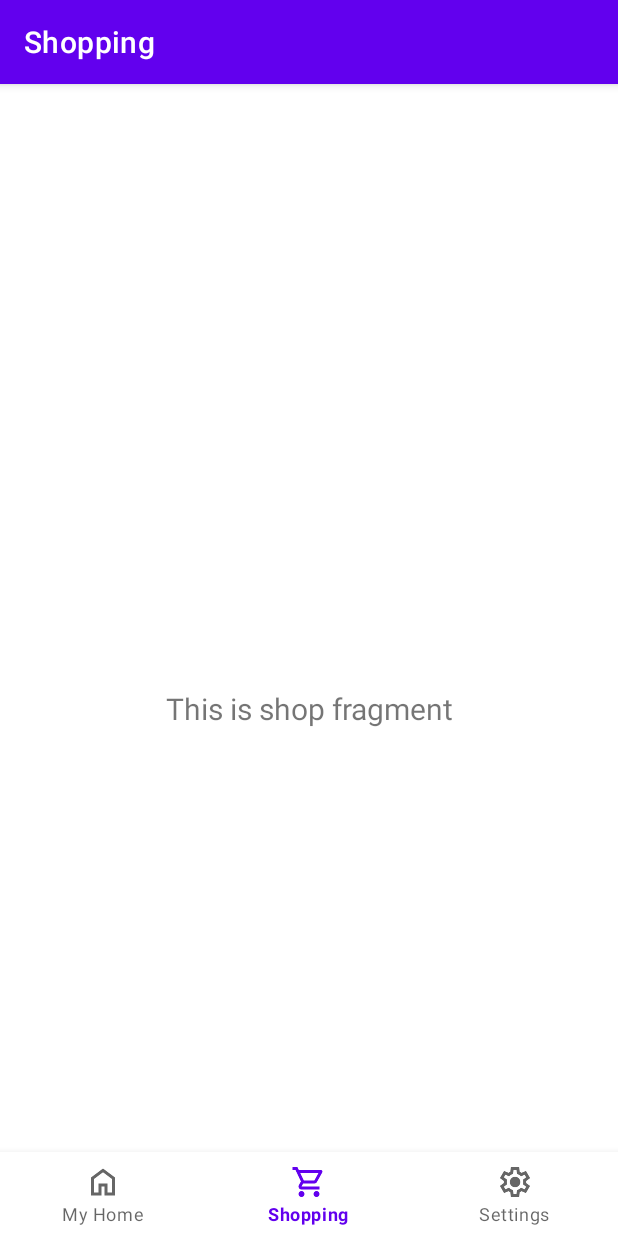
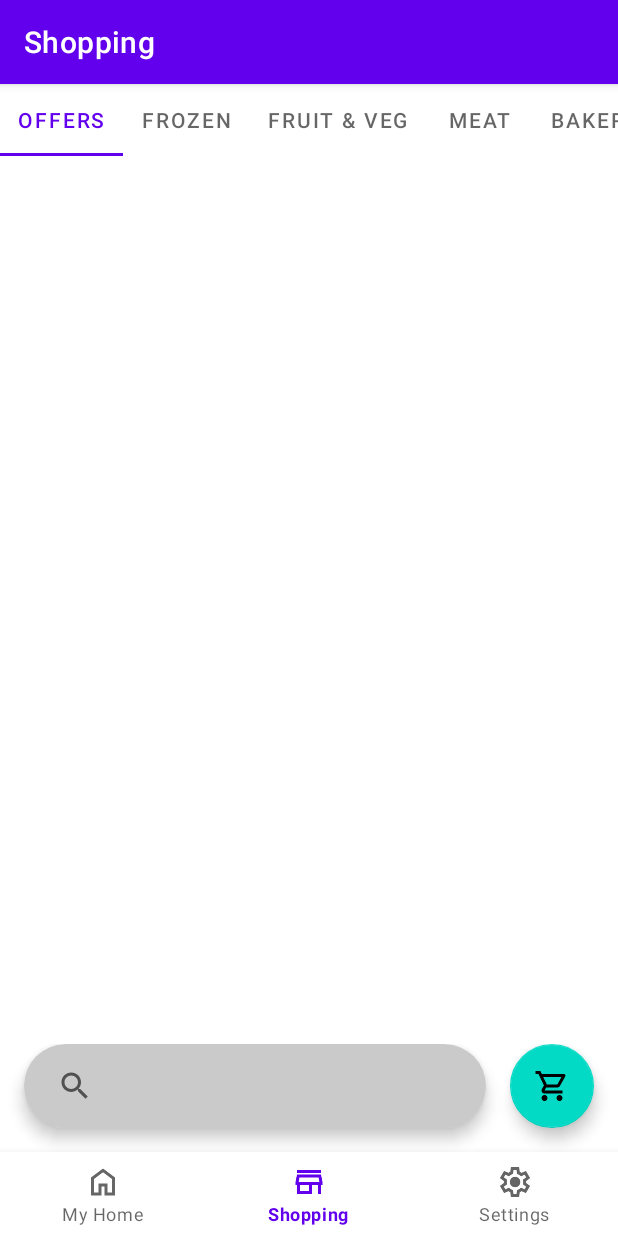
Before and after one commit to SEPP-SSH/Shared-Groceries, an Android app: the ShopFragment screen opened through its navigation route, on a phone screen of 412 x 824 dp. Run offline under Robolectric (Android 15) with nearby library versions, the phone set to English and light mode, and no system bars; our stand-ins replace navigation-ui.

Commit message:
Added to UI
Added some new UI components for the grocery item browsing and trolley

```diff
--- a/Android/app/src/main/java/uk/co/xeiverse/ssh/ui/shop/ShopFragment.java
+++ b/Android/app/src/main/java/uk/co/xeiverse/ssh/ui/shop/ShopFragment.java
@@ -4,11 +4,15 @@ import android.os.Bundle;
 import android.view.LayoutInflater;
 import android.view.View;
 import android.view.ViewGroup;
+import android.widget.SearchView;
 import android.widget.TextView;
 
 import androidx.annotation.NonNull;
 import androidx.fragment.app.Fragment;
 import androidx.lifecycle.ViewModelProvider;
+
+import com.google.android.material.floatingactionbutton.FloatingActionButton;
+import com.google.android.material.tabs.TabLayout;
 
 import uk.co.xeiverse.ssh.databinding.FragmentShopBinding;
 
@@ -24,8 +28,32 @@ public class ShopFragment extends Fragment {
         binding = FragmentShopBinding.inflate(inflater, container, false);
         View root = binding.getRoot();
 
-        final TextView textView = binding.textShop;
-        shopViewModel.getText().observe(getViewLifecycleOwner(), textView::setText);
+        TabLayout tabLayout = binding.tabLayout;
+
+        String[] categories = {"OFFERS", "FROZEN", "FRUIT & VEG", "MEAT", "BAKERY", "DAIRY", "CLEANING", "PASTA & RICE"};
+
+        for (String category : categories) {
+            tabLayout.addTab(tabLayout.newTab().setText(category));
+        }
+
+        FloatingActionButton fab = binding.viewTrolleyIcon;
+        SearchView searchView = binding.searchView;
+
+        searchView.setOnSearchClickListener(new View.OnClickListener() {
+            @Override
+            public void onClick(View view) {
+                fab.setVisibility(View.GONE);
+            }
+        });
+
+        searchView.setOnCloseListener(new SearchView.OnCloseListener() {
+            @Override
+            public boolean onClose() {
+                fab.setVisibility(View.VISIBLE);
+                return false;
+            }
+        });
+
         return root;
     }
 
--- /dev/null
+++ b/Android/app/src/main/res/drawable/myrect.xml
@@ -0,0 +1,6 @@
+<!-- res/drawable/myrect.xml -->
+<shape xmlns:android="http://schemas.android.com/apk/res/android"
+    android:shape="rectangle">
+    <solid android:color="#CACACA" />
+    <corners android:radius="28dp" />
+</shape>
--- a/Android/app/src/main/res/layout/activity_main.xml
+++ b/Android/app/src/main/res/layout/activity_main.xml
@@ -1,21 +1,17 @@
 <?xml version="1.0" encoding="utf-8"?>
-<androidx.constraintlayout.widget.ConstraintLayout xmlns:android="http://schemas.android.com/apk/res/android"
+<RelativeLayout
+    xmlns:android="http://schemas.android.com/apk/res/android"
     xmlns:app="http://schemas.android.com/apk/res-auto"
     android:id="@+id/container"
     android:layout_width="match_parent"
-    android:layout_height="match_parent"
-    android:paddingTop="?attr/actionBarSize">
+    android:layout_height="match_parent">
 
     <com.google.android.material.bottomnavigation.BottomNavigationView
         android:id="@+id/nav_view"
-        android:layout_width="0dp"
         android:layout_height="wrap_content"
-        android:layout_marginStart="0dp"
-        android:layout_marginEnd="0dp"
+        android:layout_width="match_parent"
+        android:layout_alignParentBottom="true"
         android:background="?android:attr/windowBackground"
-        app:layout_constraintBottom_toBottomOf="parent"
-        app:layout_constraintLeft_toLeftOf="parent"
-        app:layout_constraintRight_toRightOf="parent"
         app:menu="@menu/bottom_nav_menu" />
 
     <fragment
@@ -23,11 +19,8 @@
         android:name="androidx.navigation.fragment.NavHostFragment"
         android:layout_width="match_parent"
         android:layout_height="match_parent"
+        android:layout_above="@id/nav_view"
         app:defaultNavHost="true"
-        app:layout_constraintBottom_toTopOf="@id/nav_view"
-        app:layout_constraintLeft_toLeftOf="parent"
-        app:layout_constraintRight_toRightOf="parent"
-        app:layout_constraintTop_toTopOf="parent"
         app:navGraph="@navigation/mobile_navigation" />
 
-</androidx.constraintlayout.widget.ConstraintLayout>
+</RelativeLayout>
--- a/Android/app/src/main/res/layout/fragment_shop.xml
+++ b/Android/app/src/main/res/layout/fragment_shop.xml
@@ -1,22 +1,58 @@
 <?xml version="1.0" encoding="utf-8"?>
-<androidx.constraintlayout.widget.ConstraintLayout xmlns:android="http://schemas.android.com/apk/res/android"
+<RelativeLayout
+    xmlns:android="http://schemas.android.com/apk/res/android"
     xmlns:app="http://schemas.android.com/apk/res-auto"
     xmlns:tools="http://schemas.android.com/tools"
     android:layout_width="match_parent"
     android:layout_height="match_parent"
     tools:context=".ui.shop.ShopFragment">
 
-    <TextView
-        android:id="@+id/text_shop"
+    <com.google.android.material.tabs.TabLayout
+        android:id="@+id/tabLayout"
         android:layout_width="match_parent"
         android:layout_height="wrap_content"
-        android:layout_marginStart="8dp"
-        android:layout_marginTop="8dp"
-        android:layout_marginEnd="8dp"
-        android:textAlignment="center"
-        android:textSize="20sp"
-        app:layout_constraintBottom_toBottomOf="parent"
-        app:layout_constraintEnd_toEndOf="parent"
-        app:layout_constraintStart_toStartOf="parent"
-        app:layout_constraintTop_toTopOf="parent" />
-</androidx.constraintlayout.widget.ConstraintLayout>
+        android:layout_alignParentTop="true"
+        app:tabMode="scrollable" />
+
+    <androidx.viewpager2.widget.ViewPager2
+        android:id="@+id/viewPager"
+        android:layout_below="@id/tabLayout"
+        android:layout_alignParentStart="true"
+        android:layout_alignParentBottom="true"
+        android:layout_alignParentEnd="true"
+        android:layout_width="match_parent"
+        android:layout_height="match_parent"/>
+
+    <LinearLayout
+        android:layout_alignParentStart="true"
+        android:layout_alignParentEnd="true"
+        android:layout_alignParentBottom="true"
+        android:layout_width="0dp"
+        android:weightSum="10"
+        android:layout_height="wrap_content">
+
+        <SearchView
+            android:id="@+id/searchView"
+            android:layout_marginStart="16dp"
+            android:layout_marginBottom="16dp"
+            android:layout_marginEnd="16dp"
+            android:layout_width="wrap_content"
+            android:layout_height="56dp"
+            android:padding="10dp"
+            android:layout_weight="10"
+            android:elevation="6dp"
+            android:background="@drawable/myrect" />
+
+        <com.google.android.material.floatingactionbutton.FloatingActionButton
+            android:id="@+id/viewTrolleyIcon"
+            android:layout_width="56dp"
+            android:layout_height="56dp"
+            android:layout_weight="1"
+            android:visibility="visible"
+            android:contentDescription="TODO"
+            android:layout_marginEnd="16dp"
+            android:layout_marginBottom="16dp"
+            android:src="@drawable/ic_trolley_black_24"/>
+
+    </LinearLayout>
+</RelativeLayout>
--- a/Android/app/src/main/res/navigation/mobile_navigation.xml
+++ b/Android/app/src/main/res/navigation/mobile_navigation.xml
@@ -15,11 +15,11 @@
         android:id="@+id/navigation_shopping"
         android:name="uk.co.xeiverse.ssh.ui.shop.ShopFragment"
         android:label="@string/title_shopping"
-        tools:layout="@layout/fragment_dashboard" />
+        tools:layout="@layout/fragment_shop" />
 
     <fragment
         android:id="@+id/navigation_settings"
         android:name="uk.co.xeiverse.ssh.ui.settings.SettingsFragment"
         android:label="@string/title_settings"
-        tools:layout="@layout/fragment_notifications" />
+        tools:layout="@layout/fragment_settings" />
 </navigation>
--- a/Android/app/src/main/res/values/strings.xml
+++ b/Android/app/src/main/res/values/strings.xml
@@ -3,4 +3,6 @@
     <string name="title_home">My Home</string>
     <string name="title_shopping">Shopping</string>
     <string name="title_settings">Settings</string>
+    <string name="title_trolley">My Trolley</string>
+    <string name="placeholder">...</string>
 </resources>
```
Also changed, not shown: Android/app/src/main/res/layout/fragment_trolley.xml (added, +37 -0 lines), Android/app/src/main/res/layout/item_trolley.xml (added, +89 -0 lines), Android/app/src/main/res/drawable/ic_add_black_24.png (added), Android/app/src/main/res/drawable/ic_remove_black_24.png (added), Android/app/src/main/res/drawable/ic_shop_black_24.png, Android/app/src/main/res/drawable/ic_trolley_black_24.png (added).
